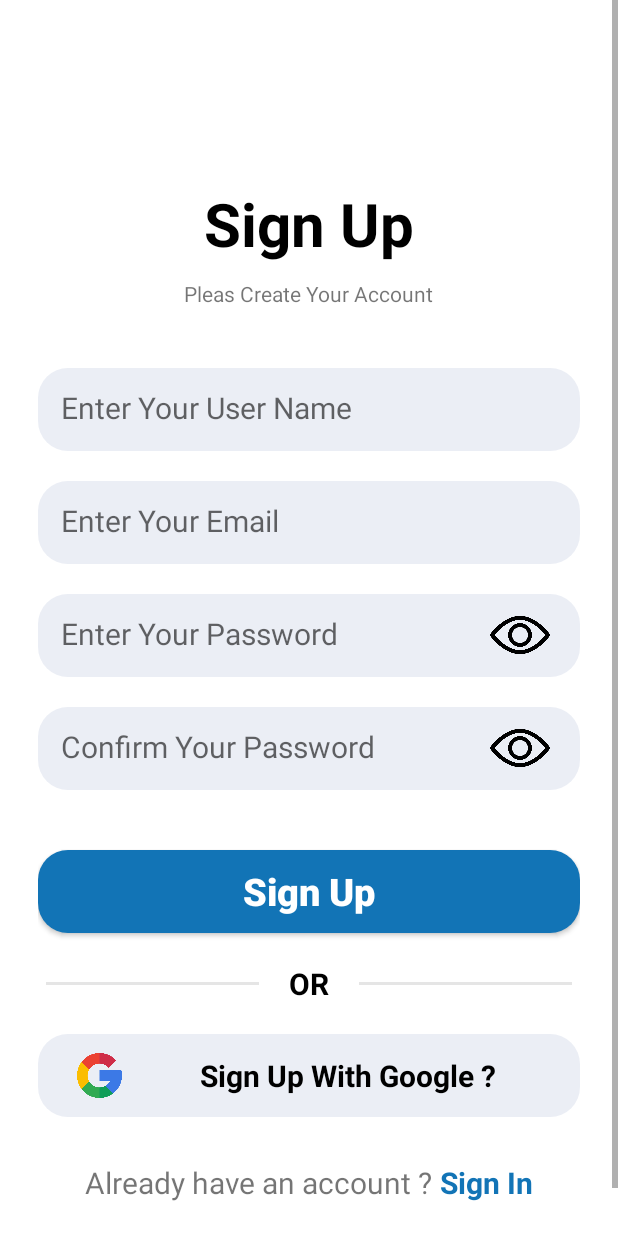
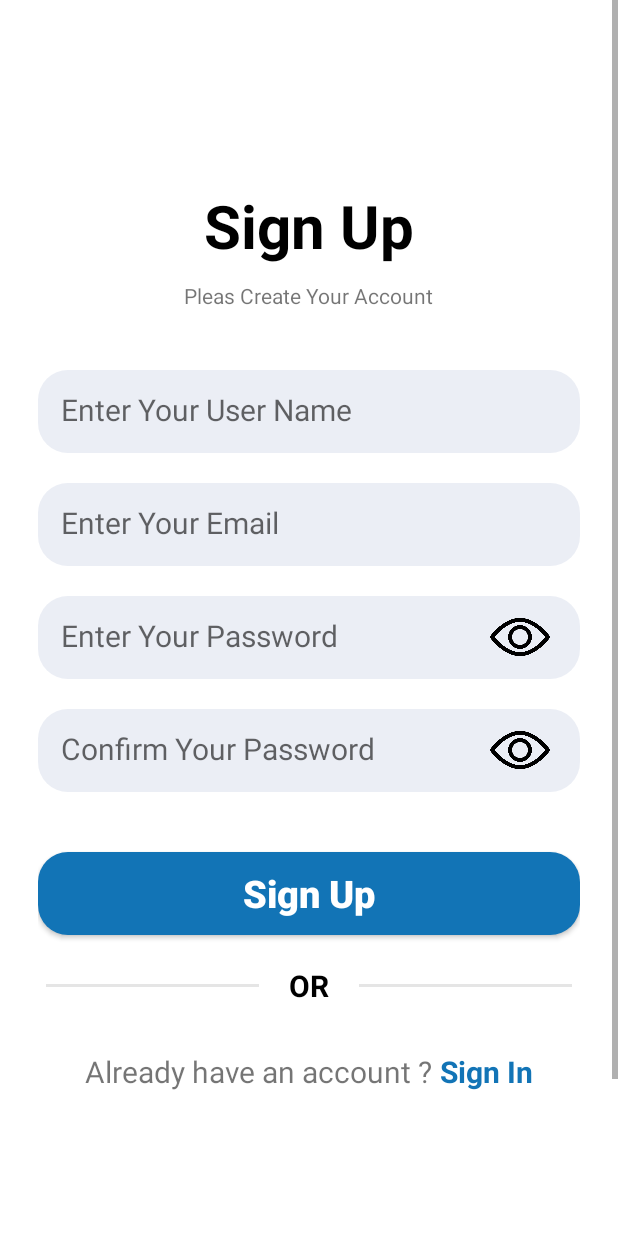
Before and after one commit to elmiri-ismail/kotlin-application, an Android app: the screen it shows after launch (RegisterActivity), after a tap on "Sign Up", on a phone screen of 412 x 824 dp. Run offline under Robolectric (Android 15) with nearby library versions, the phone set to English and light mode, and no system bars; our stand-ins replace Volley; libraries missing offline, so code that uses them is left out: com.facebook, com.facebook.login; network calls fail; 3 other taps on this screen came first.

Commit message:
kotlin app

```diff
--- a/Login-Register-CRUD-With-Kotlin-and-PHP-MySQL/Kotlin/app/src/main/AndroidManifest.xml
+++ b/Login-Register-CRUD-With-Kotlin-and-PHP-MySQL/Kotlin/app/src/main/AndroidManifest.xml
@@ -14,6 +14,9 @@
         android:supportsRtl="true"
         android:theme="@style/Theme.MyApplication"
         android:usesCleartextTraffic="true">
+        <activity
+            android:name=".UsermanagerActivity"
+            android:exported="true" />
         <activity
             android:name=".updateUser"
             android:exported="true" />
--- a/Login-Register-CRUD-With-Kotlin-and-PHP-MySQL/Kotlin/app/src/main/java/com/example/myapplication/LoginActivity.kt
+++ b/Login-Register-CRUD-With-Kotlin-and-PHP-MySQL/Kotlin/app/src/main/java/com/example/myapplication/LoginActivity.kt
@@ -41,8 +41,7 @@ class LoginActivity : AppCompatActivity(){
         val passwordinput:EditText=findViewById(R.id.PasswordInput)
         val showHide:ImageView=findViewById(R.id.showhidepasswordbtn)
         val forgotPass:TextView=findViewById(R.id.forgotbtn)
-        val googllbtn: RelativeLayout =findViewById(R.id.sign_in_button)
-        val facebookbtn: LoginButton =findViewById(R.id.btnFacebook)
+
         val signupbtn:TextView=findViewById(R.id.txtSignup)
 
         var v=false
@@ -99,50 +98,10 @@ class LoginActivity : AppCompatActivity(){
         }
 
         //SignIn With Gmail :
-        googllbtn.setOnClickListener{
-            if(checkInternet()){
-                val gso:GoogleSignInOptions = GoogleSignInOptions.Builder(GoogleSignInOptions.DEFAULT_SIGN_IN).requestEmail().requestProfile().build()
-                val mGoogleSignInClient:GoogleSignInClient = GoogleSignIn.getClient(this@LoginActivity, gso)
-                val signInIntent = mGoogleSignInClient.signInIntent
-                startActivityForResult(signInIntent, 1000)
-            }else
-                alert("Erreur :","No Network Connected !")
-        }
+
 
         //SignIn With Facebook :
-        facebookbtn.setOnClickListener{
-            if(checkInternet()){
-                facebookbtn.setReadPermissions("email")
-                callbackManager = CallbackManager.Factory.create()
-                LoginManager.getInstance().registerCallback(callbackManager, object : FacebookCallback<LoginResult> {
-                    override fun onSuccess(result: LoginResult?) {
-                        val graphRequest =
-                            GraphRequest.newMeRequest(result?.accessToken) { obj, response ->
-                                try {
-                                    if (obj.has("id")) {
-                                        /*Log.d("FACEBOOKDATA",obj.getString("name"))
-                                          Log.d("FACEBOOKDATA",obj.getString("email"))*/
-                                        //Log.d("FACEBOOKDATA",JSONObject(obj.getString("picture")).getJSONObject("data").getString("url"))
-                                        val intent =
-                                            Intent(this@LoginActivity, MainActivity::class.java)
-                                        intent.putExtra("UserName", "" + obj.getString("name"))
-                                        startActivity(intent)
-                                    }
-                                } catch (e: Exception) {
-                                    alert("Error !!!", "" + e.message)
-                                }
-                            }
-                        val param = Bundle()
-                        param.putString("fields", "name,email,id,picture.type(large)")
-                        graphRequest.parameters = param
-                        graphRequest.executeAsync()
-                    }
-                    override fun onCancel() {}
-                    override fun onError(error: FacebookException?) {}
-                })
-            }else
-                alert("Erreur :","No Network Connected !")
-        }
+
     }
 
     private fun alert(title:String,message:String){
--- a/Login-Register-CRUD-With-Kotlin-and-PHP-MySQL/Kotlin/app/src/main/java/com/example/myapplication/MainActivity.kt
+++ b/Login-Register-CRUD-With-Kotlin-and-PHP-MySQL/Kotlin/app/src/main/java/com/example/myapplication/MainActivity.kt
@@ -27,7 +27,7 @@ class MainActivity : AppCompatActivity() {
         val mGoogleSignInClient: GoogleSignInClient = GoogleSignIn.getClient(this@MainActivity, gso);
 
         val nom=intent.getStringExtra("UserName")
-
+// kaidkhol  n elese makaib9ach f if wakha zidt intent.putExtra("UserName",nom) f activity dial usermanager
         if(nom != null) usertxt.text=nom; else startActivity(Intent(this@MainActivity, LoginActivity::class.java))
 
         btnlogout.setOnClickListener(){
--- a/Login-Register-CRUD-With-Kotlin-and-PHP-MySQL/Kotlin/app/src/main/java/com/example/myapplication/RegisterActivity.kt
+++ b/Login-Register-CRUD-With-Kotlin-and-PHP-MySQL/Kotlin/app/src/main/java/com/example/myapplication/RegisterActivity.kt
@@ -22,7 +22,6 @@ class RegisterActivity : AppCompatActivity() {
         val passwordtxt:EditText=findViewById(R.id.PasswordInp)
         val usernametxt:EditText=findViewById(R.id.UsernameInput)
         val confirmtxt:EditText=findViewById(R.id.ConfirmasswordInput)
-        val btngll:RelativeLayout=findViewById(R.id.btnGgll)
         val showhideconfirm:ImageView=findViewById(R.id.showhidepassCbtn)
         val showhidepss:ImageView=findViewById(R.id.showhidepassbtn)
 
--- a/Login-Register-CRUD-With-Kotlin-and-PHP-MySQL/Kotlin/app/src/main/res/layout/activity_register.xml
+++ b/Login-Register-CRUD-With-Kotlin-and-PHP-MySQL/Kotlin/app/src/main/res/layout/activity_register.xml
@@ -63,17 +63,17 @@
             android:background="@drawable/roud_back5">
 
             <EditText
+                android:id="@+id/PasswordInp"
                 android:layout_width="match_parent"
                 android:layout_height="match_parent"
+                android:layout_marginEnd="40dp"
+                android:autofillHints="password"
                 android:background="@android:color/transparent"
                 android:hint="@string/hintpassword"
-                android:textSize="20sp"
-                android:autofillHints="password"
+                android:inputType="textPassword"
+                android:maxLines="1"
                 android:padding="15dp"
-                android:layout_marginEnd="40dp"
-                android:maxLines="1"
-                android:id="@+id/PasswordInp"
-                android:inputType="textPassword"/>
+                android:textSize="20sp" />
 
             <ImageView
                 android:id="@+id/showhidepassbtn"
@@ -166,35 +166,6 @@
 
         </RelativeLayout>
 
-        <RelativeLayout
-            android:id="@+id/btnGgll"
-            android:layout_width="match_parent"
-            android:layout_height="55dp"
-            android:layout_marginTop="20dp"
-            android:background="@drawable/roud_back5"
-            android:gravity="center">
-
-            <ImageView
-                android:layout_width="30dp"
-                android:layout_height="30dp"
-                android:layout_centerVertical="true"
-                android:adjustViewBounds="true"
-                android:contentDescription="@string/title2"
-                android:src="@drawable/google"/>
-
-            <TextView
-                android:layout_width="wrap_content"
-                android:layout_height="wrap_content"
-                android:layout_centerInParent="true"
-                android:layout_marginEnd="30dp"
-                android:gravity="center"
-                android:text="@string/regg"
-                android:textColor="@color/black"
-                android:textSize="20sp"
-                android:textStyle="bold" />
-
-        </RelativeLayout>
-
         <LinearLayout
             android:layout_width="wrap_content"
             android:layout_height="wrap_content"
--- a/Login-Register-CRUD-With-Kotlin-and-PHP-MySQL/Kotlin/app/src/main/res/values/colors.xml
+++ b/Login-Register-CRUD-With-Kotlin-and-PHP-MySQL/Kotlin/app/src/main/res/values/colors.xml
@@ -11,4 +11,5 @@
     <color name="subtitle">#B90B4261</color>
     <color name="secondy">#46546E</color>
     <color name="subtext">#2E2E42</color>
+    <color name="bluesky">#00B0FF</color>
 </resources>
--- a/Login-Register-CRUD-With-Kotlin-and-PHP-MySQL/Kotlin/build.gradle
+++ b/Login-Register-CRUD-With-Kotlin-and-PHP-MySQL/Kotlin/build.gradle
@@ -7,7 +7,7 @@ buildscript {
     }
     dependencies {
         classpath "com.android.tools.build:gradle:7.0.2"
-        classpath "org.jetbrains.kotlin:kotlin-gradle-plugin:1.5.20"
+        classpath 'org.jetbrains.kotlin:kotlin-gradle-plugin:1.5.31'
 
         // NOTE: Do not place your application dependencies here; they belong
         // in the individual module build.gradle files
```
Also changed, not shown: Login-Register-CRUD-With-Kotlin-and-PHP-MySQL/Kotlin/app/src/main/java/com/example/myapplication/usermanager.kt (+58 -2 lines), Login-Register-CRUD-With-Kotlin-and-PHP-MySQL/Kotlin/app/src/main/res/layout/activity_login.xml (+2 -45 lines), Login-Register-CRUD-With-Kotlin-and-PHP-MySQL/Kotlin/app/src/main/res/layout/activity_main.xml (+4 -4 lines), Login-Register-CRUD-With-Kotlin-and-PHP-MySQL/Kotlin/app/src/main/res/drawable/add.png (added), Login-Register-CRUD-With-Kotlin-and-PHP-MySQL/Kotlin/app/src/main/res/drawable/car.png (added).
